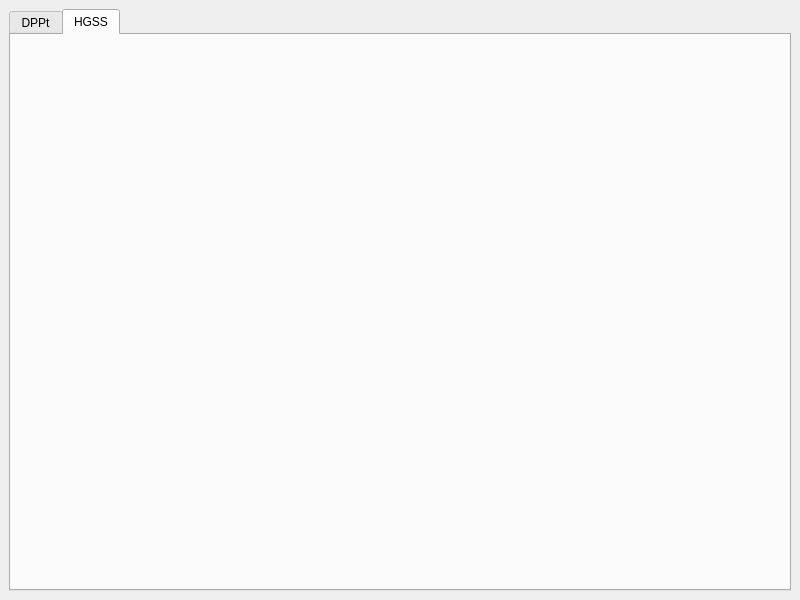
Above: Forms/Gen4/SeedtoTime4.ui from Admiral-Fish/PokeFinder before the change. Below: the same form after it.
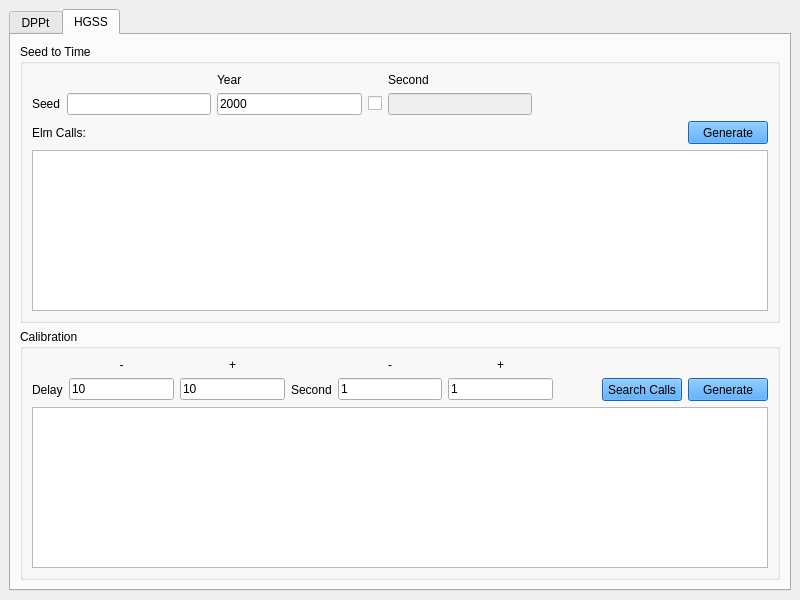
That is the form after the change. The open tabs and pages were chosen to show the change. Custom widgets are drawn as their Qt base class.

Commit message: More seed to time

```diff
--- a/Forms/Gen4/SeedtoTime4.ui
+++ b/Forms/Gen4/SeedtoTime4.ui
@@ -361,6 +361,268 @@
        <attribute name="title">
         <string>HGSS</string>
        </attribute>
+       <layout class="QGridLayout" name="gridLayout_7">
+        <item row="0" column="0">
+         <widget class="QGroupBox" name="groupBox_3">
+          <property name="title">
+           <string>Seed to Time</string>
+          </property>
+          <layout class="QGridLayout" name="gridLayout_5">
+           <item row="0" column="2">
+            <widget class="QLabel" name="label_4">
+             <property name="text">
+              <string>Year</string>
+             </property>
+            </widget>
+           </item>
+           <item row="1" column="3">
+            <widget class="QCheckBox" name="checkBoxSecondsHGSS">
+             <property name="text">
+              <string notr="true"/>
+             </property>
+            </widget>
+           </item>
+           <item row="1" column="1">
+            <widget class="QTextBox" name="textBoxSeedHGSS">
+             <property name="maxLength">
+              <number>8</number>
+             </property>
+            </widget>
+           </item>
+           <item row="3" column="0" colspan="7">
+            <widget class="QTableView" name="tableViewHGSS"/>
+           </item>
+           <item row="1" column="0">
+            <widget class="QLabel" name="label_11">
+             <property name="text">
+              <string>Seed</string>
+             </property>
+            </widget>
+           </item>
+           <item row="1" column="2">
+            <widget class="QLineEdit" name="lineEditYearHGSS">
+             <property name="text">
+              <string notr="true">2000</string>
+             </property>
+             <property name="maxLength">
+              <number>4</number>
+             </property>
+            </widget>
+           </item>
+           <item row="0" column="4">
+            <widget class="QLabel" name="label_12">
+             <property name="text">
+              <string>Second</string>
+             </property>
+            </widget>
+           </item>
+           <item row="1" column="4">
+            <widget class="QLineEdit" name="lineEditSecondsHGSS">
+             <property name="enabled">
+              <bool>false</bool>
+             </property>
+             <property name="maxLength">
+              <number>2</number>
+             </property>
+            </widget>
+           </item>
+           <item row="2" column="6">
+            <widget class="QPushButton" name="pushButtonGenerateHGSS">
+             <property name="minimumSize">
+              <size>
+               <width>0</width>
+               <height>23</height>
+              </size>
+             </property>
+             <property name="styleSheet">
+              <string notr="true">QPushButton {
+	background-color: DodgerBlue;
+}</string>
+             </property>
+             <property name="text">
+              <string>Generate</string>
+             </property>
+            </widget>
+           </item>
+           <item row="2" column="5">
+            <spacer name="horizontalSpacer_3">
+             <property name="orientation">
+              <enum>Qt::Horizontal</enum>
+             </property>
+             <property name="sizeHint" stdset="0">
+              <size>
+               <width>40</width>
+               <height>20</height>
+              </size>
+             </property>
+            </spacer>
+           </item>
+           <item row="2" column="0" colspan="3">
+            <widget class="QLabel" name="labelElmCalls">
+             <property name="text">
+              <string>Elm Calls:</string>
+             </property>
+            </widget>
+           </item>
+          </layout>
+         </widget>
+        </item>
+        <item row="1" column="0">
+         <widget class="QGroupBox" name="groupBox_4">
+          <property name="title">
+           <string>Calibration</string>
+          </property>
+          <layout class="QGridLayout" name="gridLayout_6">
+           <item row="0" column="2">
+            <widget class="QLabel" name="label_13">
+             <property name="text">
+              <string notr="true">+</string>
+             </property>
+             <property name="alignment">
+              <set>Qt::AlignCenter</set>
+             </property>
+            </widget>
+           </item>
+           <item row="1" column="3">
+            <widget class="QLabel" name="label_14">
+             <property name="text">
+              <string>Second</string>
+             </property>
+            </widget>
+           </item>
+           <item row="1" column="5">
+            <widget class="QLineEdit" name="lineEditPlusSecondsHGSS">
+             <property name="text">
+              <string notr="true">1</string>
+             </property>
+             <property name="maxLength">
+              <number>8</number>
+             </property>
+            </widget>
+           </item>
+           <item row="1" column="7">
+            <widget class="QPushButton" name="pushButtonSearchCalls">
+             <property name="minimumSize">
+              <size>
+               <width>0</width>
+               <height>23</height>
+              </size>
+             </property>
+             <property name="styleSheet">
+              <string notr="true">QPushButton {
+	background-color: DodgerBlue;
+}</string>
+             </property>
+             <property name="text">
+              <string>Search Calls</string>
+             </property>
+            </widget>
+           </item>
+           <item row="1" column="8">
+            <widget class="QPushButton" name="pushButtonCalibrateHGSS">
+             <property name="minimumSize">
+              <size>
+               <width>0</width>
+               <height>23</height>
+              </size>
+             </property>
+             <property name="styleSheet">
+              <string notr="true">QPushButton {
+	background-color: DodgerBlue;
+}</string>
+             </property>
+             <property name="text">
+              <string>Generate</string>
+             </property>
+            </widget>
+           </item>
+           <item row="0" column="4">
+            <widget class="QLabel" name="label_15">
+             <property name="text">
+              <string notr="true">-</string>
+             </property>
+             <property name="alignment">
+              <set>Qt::AlignCenter</set>
+             </property>
+            </widget>
+           </item>
+           <item row="1" column="1">
+            <widget class="QLineEdit" name="lineEditMinusDelayHGSS">
+             <property name="text">
+              <string notr="true">10</string>
+             </property>
+             <property name="maxLength">
+              <number>8</number>
+             </property>
+            </widget>
+           </item>
+           <item row="1" column="4">
+            <widget class="QLineEdit" name="lineEditMinusSecondsHGSS">
+             <property name="text">
+              <string notr="true">1</string>
+             </property>
+             <property name="maxLength">
+              <number>8</number>
+             </property>
+            </widget>
+           </item>
+           <item row="1" column="2">
+            <widget class="QLineEdit" name="lineEditPlusDelayHGSS">
+             <property name="text">
+              <string notr="true">10</string>
+             </property>
+             <property name="maxLength">
+              <number>8</number>
+             </property>
+            </widget>
+           </item>
+           <item row="0" column="1">
+            <widget class="QLabel" name="label_16">
+             <property name="text">
+              <string notr="true">-</string>
+             </property>
+             <property name="alignment">
+              <set>Qt::AlignCenter</set>
+             </property>
+            </widget>
+           </item>
+           <item row="0" column="5">
+            <widget class="QLabel" name="label_17">
+             <property name="text">
+              <string notr="true">+</string>
+             </property>
+             <property name="alignment">
+              <set>Qt::AlignCenter</set>
+             </property>
+            </widget>
+           </item>
+           <item row="1" column="0">
+            <widget class="QLabel" name="label_18">
+             <property name="text">
+              <string>Delay</string>
+             </property>
+            </widget>
+           </item>
+           <item row="2" column="0" colspan="9">
+            <widget class="QTableView" name="tableViewHGSSCalibrate"/>
+           </item>
+           <item row="1" column="6">
+            <spacer name="horizontalSpacer_4">
+             <property name="orientation">
+              <enum>Qt::Horizontal</enum>
+             </property>
+             <property name="sizeHint" stdset="0">
+              <size>
+               <width>40</width>
+               <height>20</height>
+              </size>
+             </property>
+            </spacer>
+           </item>
+          </layout>
+         </widget>
+        </item>
+       </layout>
       </widget>
      </widget>
     </item>
```
Left out of the diff: 332 changed lines with no effect on the pictures. The commit also changes 6 other files.
